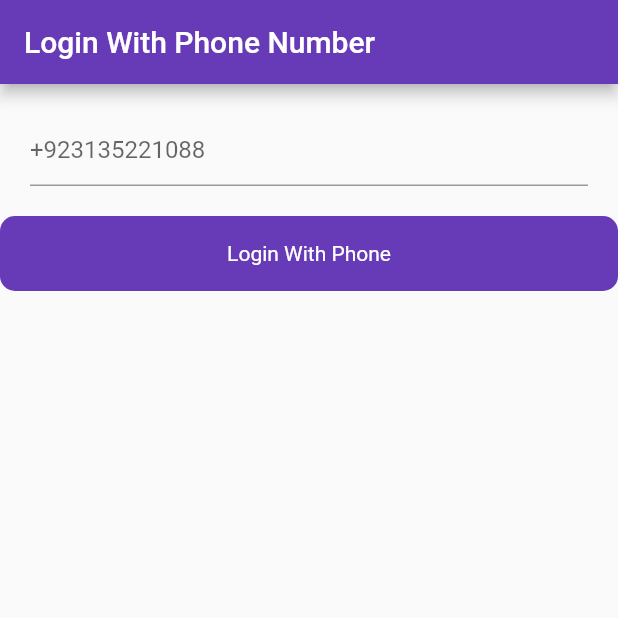
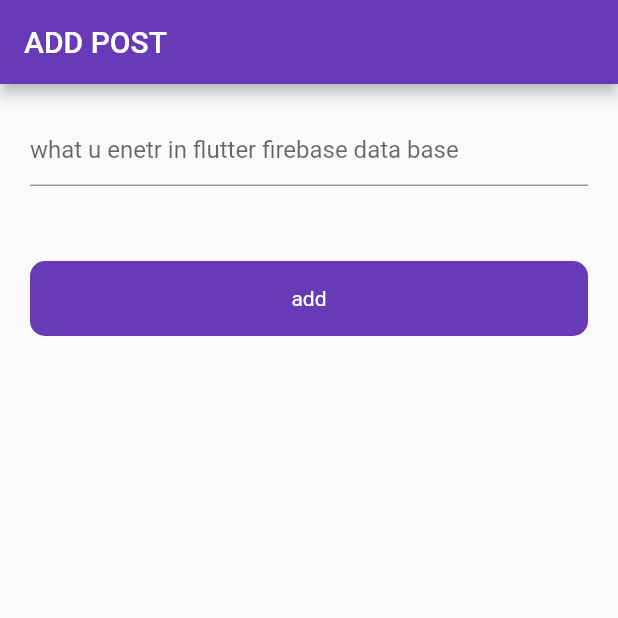
Before and after one commit to sufyansafi/firebaseseriescompleteuserregistrationwithfirebase, a Flutter app: the screen it shows after launch, on a phone screen of 412 x 824 dp, the top half of it. Run offline on Flutter 3.47's test engine with Material 2 defaults, Android fonts, the phone set to English and light mode, and no system bars; our stand-ins replace firebase_auth, firebase_core, firebase_database, fluttertoast; accounts and stored records are empty.

Commit message:
add data to database firebase in rela time data abse

```diff
--- a/lib/LoginWithPhoneNumber.dart
+++ b/lib/LoginWithPhoneNumber.dart
@@ -29,6 +29,7 @@ class _LoginWithPhoneNumberState extends State<LoginWithPhoneNumber> {
             Padding(
               padding: const EdgeInsets.all(20.0),
               child: TextFormField(
+                keyboardType: TextInputType.number,
                 controller: phonenumberController,
                 decoration: InputDecoration(
                   hintText: "+923135221088",
--- /dev/null
+++ b/lib/databases/addpost.dart
@@ -0,0 +1,55 @@
+import 'package:firebase_core/firebase_core.dart';
+import 'package:firebase_database/firebase_database.dart';
+import 'package:firebaseseries/databases/postscreen.dart';
+import 'package:firebaseseries/utils/utils.dart';
+import 'package:firebaseseries/widgets/roundedbutton.dart';
+import 'package:flutter/material.dart';
+
+class Addpost extends StatefulWidget {
+  const Addpost({super.key});
+
+  @override
+  State<Addpost> createState() => _AddpostState();
+}
+
+class _AddpostState extends State<Addpost> {
+  final postController = TextEditingController();
+  final database = FirebaseDatabase.instance.ref('post data in firebase relatime database');
+  @override
+  Widget build(BuildContext context) {
+    return Scaffold(
+      appBar: AppBar(
+        title: Text("ADD POST "),
+      ),
+      body: Padding(
+        padding: const EdgeInsets.all(20.0),
+        child: Column(
+          children: [
+            TextFormField(
+              controller: postController,
+              decoration: InputDecoration(
+                  hintText: "what u enetr in flutter firebase data base"),
+            ),
+            SizedBox(
+              height: 50,
+            ),
+            RoundButton(
+                title: 'add',
+                onTap: () {
+                  database.child(DateTime.now().millisecondsSinceEpoch.toString()). set({
+                    'Cgpa': 2.55,
+                  "description" :'successfully pass out from llu',
+                    "title": postController.text.toString(),
+                    "id":DateTime.now().millisecondsSinceEpoch.toString(),
+                  }).then((value) {
+                    Util().toastMessage("post addaed success fully");
+                  }).onError((error, stackTrace) {
+                    Util().toastMessage(error.toString());
+                  });
+                })
+          ],
+        ),
+      ),
+    );
+  }
+}
--- a/lib/main.dart
+++ b/lib/main.dart
@@ -1,4 +1,6 @@
 import 'package:firebase_core/firebase_core.dart';
+import 'package:firebaseseries/databases/addpost.dart';
+import 'package:firebaseseries/databases/postscreen.dart';
 import 'package:firebaseseries/loginpage.dart';
 // import 'package:firebaseseries/loginpage.dart';
 import 'package:firebaseseries/signupscreen.dart';
@@ -22,7 +24,7 @@ class MyApp extends StatelessWidget {
       debugShowCheckedModeBanner: false,
       title: 'Flutter Demo',
       theme: ThemeData(primarySwatch: Colors.deepPurple),
-      home: const LoginWithPhoneNumber(),
+      home: const Addpost(),
     );
   }
 }
```
Also changed, not shown: lib/databases/postscreen.dart (+12 -3 lines).
